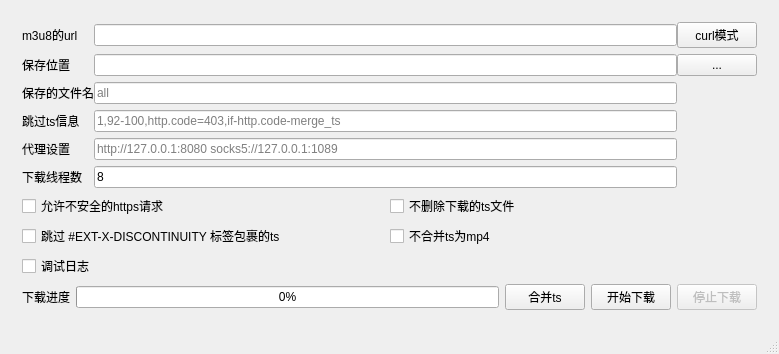
orestonce/m3u8d, file m3u8d-qt/mainwindow.ui: the form before one commit.
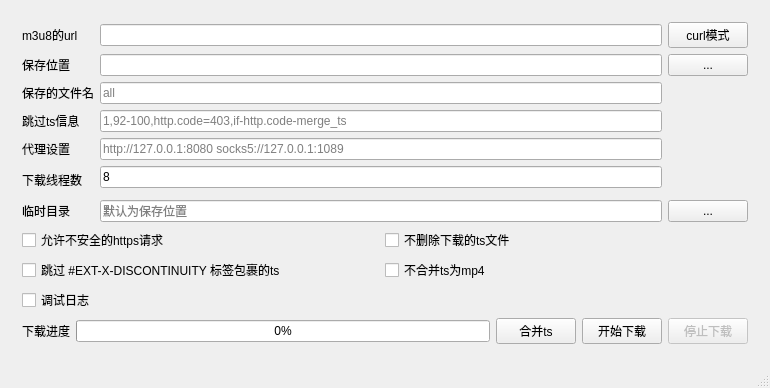
The form after the commit.

Commit message: 支持设置ts下载目录

```diff
--- a/m3u8d-qt/mainwindow.ui
+++ b/m3u8d-qt/mainwindow.ui
@@ -6,8 +6,8 @@
    <rect>
     <x>0</x>
     <y>0</y>
-    <width>779</width>
-    <height>338</height>
+    <width>770</width>
+    <height>353</height>
    </rect>
   </property>
   <property name="windowTitle">
@@ -23,17 +23,7 @@
       <widget class="QWidget" name="page">
        <layout class="QVBoxLayout" name="verticalLayout_2">
         <item>
-         <layout class="QGridLayout" name="gridLayout">
-          <property name="horizontalSpacing">
-           <number>0</number>
-          </property>
-          <item row="0" column="1">
-           <widget class="QLineEdit" name="lineEdit_M3u8Url">
-            <property name="text">
-             <string/>
-            </property>
-           </widget>
-          </item>
+         <layout class="QGridLayout" name="gridLayout" columnstretch="0,0,0">
           <item row="0" column="0">
            <widget class="QLabel" name="label">
             <property name="text">
@@ -41,9 +31,68 @@
             </property>
            </widget>
           </item>
+          <item row="3" column="0">
+           <widget class="QLabel" name="label_5">
+            <property name="text">
+             <string>跳过ts信息</string>
+            </property>
+           </widget>
+          </item>
+          <item row="5" column="0" rowspan="2">
+           <widget class="QLabel" name="label_6">
+            <property name="text">
+             <string>下载线程数</string>
+            </property>
+           </widget>
+          </item>
+          <item row="2" column="0">
+           <widget class="QLabel" name="label_4">
+            <property name="text">
+             <string>保存的文件名</string>
+            </property>
+           </widget>
+          </item>
           <item row="1" column="1">
            <widget class="QLineEdit" name="lineEdit_SaveDir"/>
           </item>
+          <item row="5" column="1">
+           <widget class="QLineEdit" name="lineEdit_ThreadCount">
+            <property name="text">
+             <string>8</string>
+            </property>
+            <property name="placeholderText">
+             <string>[1,1000]</string>
+            </property>
+           </widget>
+          </item>
+          <item row="7" column="1">
+           <widget class="QLineEdit" name="lineEdit_TsTempDir">
+            <property name="placeholderText">
+             <string>默认为保存位置</string>
+            </property>
+           </widget>
+          </item>
+          <item row="4" column="0">
+           <widget class="QLabel" name="label_3">
+            <property name="text">
+             <string>代理设置</string>
+            </property>
+           </widget>
+          </item>
+          <item row="3" column="1">
+           <widget class="QLineEdit" name="lineEdit_SkipTsExpr">
+            <property name="placeholderText">
+             <string>1,92-100,http.code=403,if-http.code-merge_ts</string>
+            </property>
+           </widget>
+          </item>
+          <item row="0" column="1">
+           <widget class="QLineEdit" name="lineEdit_M3u8Url">
+            <property name="text">
+             <string/>
+            </property>
+           </widget>
+          </item>
           <item row="2" column="1">
            <widget class="QLineEdit" name="lineEdit_FileName">
             <property name="placeholderText">
@@ -52,9 +101,12 @@
            </widget>
           </item>
           <item row="4" column="1">
-           <widget class="QLineEdit" name="lineEdit_SkipTsExpr">
+           <widget class="QLineEdit" name="lineEdit_SetProxy">
+            <property name="text">
+             <string/>
+            </property>
             <property name="placeholderText">
-             <string>1,92-100,http.code=403,if-http.code-merge_ts</string>
+             <string>http://127.0.0.1:8080 socks5://127.0.0.1:1089</string>
             </property>
            </widget>
           </item>
@@ -65,37 +117,6 @@
             </property>
            </widget>
           </item>
-          <item row="5" column="0">
-           <widget class="QLabel" name="label_3">
-            <property name="text">
-             <string>代理设置</string>
-            </property>
-           </widget>
-          </item>
-          <item row="6" column="0">
-           <widget class="QLabel" name="label_6">
-            <property name="text">
-             <string>下载线程数</string>
-            </property>
-           </widget>
-          </item>
-          <item row="6" column="1">
-           <widget class="QLineEdit" name="lineEdit_ThreadCount">
-            <property name="text">
-             <string>8</string>
-            </property>
-            <property name="placeholderText">
-             <string>[1,1000]</string>
-            </property>
-           </widget>
-          </item>
-          <item row="4" column="0">
-           <widget class="QLabel" name="label_5">
-            <property name="text">
-             <string>跳过ts信息</string>
-            </property>
-           </widget>
-          </item>
           <item row="1" column="0">
            <widget class="QLabel" name="label_2">
             <property name="text">
@@ -103,23 +124,6 @@
             </property>
            </widget>
           </item>
-          <item row="2" column="0">
-           <widget class="QLabel" name="label_4">
-            <property name="text">
-             <string>保存的文件名</string>
-            </property>
-           </widget>
-          </item>
-          <item row="5" column="1">
-           <widget class="QLineEdit" name="lineEdit_SetProxy">
-            <property name="text">
-             <string/>
-            </property>
-            <property name="placeholderText">
-             <string>http://127.0.0.1:8080 socks5://127.0.0.1:1089</string>
-            </property>
-           </widget>
-          </item>
           <item row="1" column="2">
            <widget class="QPushButton" name="pushButton_SaveDir">
             <property name="sizePolicy">
@@ -145,6 +149,20 @@
             </property>
            </widget>
           </item>
+          <item row="7" column="2">
+           <widget class="QPushButton" name="pushButton_TsTempDir">
+            <property name="text">
+             <string>...</string>
+            </property>
+           </widget>
+          </item>
+          <item row="7" column="0">
+           <widget class="QLabel" name="label_10">
+            <property name="text">
+             <string>临时目录</string>
+            </property>
+           </widget>
+          </item>
          </layout>
         </item>
         <item>
```
The commit also changes 8 other files.
